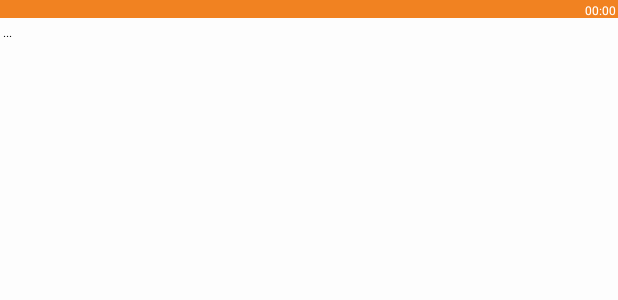
After one commit to no-go/AnotherRSS, an Android app: the layout main_widget.xml on its own in the app's theme, with its tools: preview values and no code run, on a phone screen of 412 x 824 dp. The commit adds this screen. Shown: the top 300 px of the screen. Run offline under Robolectric (Android 15) with nearby library versions, the phone set to English and light mode, and no system bars.

Commit message:
independent working widget on the first feed in prefernces. More aggressive logic to get images from comic feeds.

```diff
--- a/app/build.gradle
+++ b/app/build.gradle
@@ -7,8 +7,8 @@ android {
         applicationId "de.digisocken.anotherrss"
         minSdkVersion 16
         targetSdkVersion 22
-        versionCode 195
-        versionName "1.95"
+        versionCode 196
+        versionName "1.96"
     }
     buildTypes {
         release {
@@ -21,4 +21,5 @@ android {
 dependencies {
     compile fileTree(dir: 'libs', include: ['*.jar'])
     compile 'com.android.support:appcompat-v7:25.3.1'
+    compile 'com.android.volley:volley:1.0.0'
 }
--- a/app/src/main/java/de/digisocken/anotherrss/MainActivity.java
+++ b/app/src/main/java/de/digisocken/anotherrss/MainActivity.java
@@ -151,7 +151,7 @@ public class MainActivity extends AppCompatActivity {
                 break;
             case R.id.action_biggerImageSize:
                 size = mPreferences.getInt("image_width", AnotherRSS.Config.DEFAULT_MAX_IMG_WIDTH);
-                size = size + 10;
+                size = size + 20;
                 mPreferences.edit().putInt("image_width", size).apply();
                 break;
             case R.id.action_smallerImageSize:
--- /dev/null
+++ b/app/src/main/res/layout/main_widget.xml
@@ -0,0 +1,61 @@
+<?xml version="1.0" encoding="utf-8"?>
+<RelativeLayout xmlns:android="http://schemas.android.com/apk/res/android"
+    xmlns:tools="http://schemas.android.com/tools" android:layout_width="match_parent"
+    android:layout_height="match_parent"
+    tools:context=".MyWidgetProvider"
+    android:background="#BBFFFFFF">
+
+    <ImageButton
+        android:layout_width="match_parent"
+        android:layout_height="wrap_content"
+        android:layout_alignParentTop="true"
+        android:layout_alignParentStart="true"
+        android:layout_alignParentLeft="true"
+        android:layout_alignParentRight="true"
+        android:layout_alignParentEnd="true"
+        android:minHeight="12dp"
+        android:background="@color/colorPrimary" />
+
+    <TextView
+        android:id="@+id/wTextApp"
+        android:layout_width="wrap_content"
+        android:layout_height="wrap_content"
+        android:layout_alignParentTop="true"
+        android:layout_alignParentStart="true"
+        android:layout_alignParentLeft="true"
+        android:padding="1dp"
+        android:textColor="@android:color/black"
+        android:textSize="8dp" />
+
+    <TextView
+        android:id="@+id/wTime"
+        android:layout_width="wrap_content"
+        android:layout_height="wrap_content"
+        android:layout_alignParentTop="true"
+        android:layout_alignParentRight="true"
+        android:layout_alignParentEnd="true"
+        android:padding="1dp"
+        android:textColor="@android:color/white"
+        android:text="00:00"
+        android:textSize="8dp"
+         />
+
+        <LinearLayout
+            android:id="@+id/wFeedtitlesLayout"
+            android:layout_below="@+id/wTime"
+            android:layout_width="match_parent"
+            android:orientation="vertical"
+            android:padding="2dp"
+            android:layout_height="match_parent">
+
+            <TextView
+                android:id="@+id/wFeedtitles"
+                android:layout_width="wrap_content"
+                android:layout_height="wrap_content"
+                android:padding="0dp"
+                android:textColor="@android:color/black"
+                android:text="..."
+                android:textSize="8dp" />
+        </LinearLayout>
+
+</RelativeLayout>
--- a/app/src/main/res/values/strings.xml
+++ b/app/src/main/res/values/strings.xml
@@ -34,7 +34,7 @@
     <string name="rssUrlWrong">Your feed has a wrong URL</string>
     <string name="noConnection">no connection to site or internet</string>
     <string name="newFeeds">New feeds</string>
-    <string name="responseStrange">URL Respose is strange:</string>
+    <string name="responseStrange">URL Respose is strange</string>
     <string name="waitOnNextSync">there are (still) no feeds …</string>
 
     <string name="serviceHasNews">de.digisocken.anotherrss.ALARM_HAS_NEWS</string>
--- a/app/src/main/res/xml/preferences.xml
+++ b/app/src/main/res/xml/preferences.xml
@@ -52,7 +52,7 @@
             android:maxLength="2" />
 
         <EditTextPreference
-            android:defaultValue="DEG,DfB,Kader,DEL,enalty,pielfeld,DFB,ockey,Rennfahr,Boxwelt,edallie,NBA,EM,WM,Borussia,Fortuna,Basket,Tennis,Boxer,rainer,VfC,Fußball,Wasserball,Handball,sport,Sport,FC ,Spieltag,Bundesliga,ennbahn,eltmeister,UEFA,League"
+            android:defaultValue="Trump,Putin,Merkel,pielfeld,DfB,ockey,Rennfahr,edallie,Borussia,Fortuna,Basket,Tennis,Boxer,rainer,VfC,Fußball,sport,Sport,FC ,Spieltag,Bundesliga,ennbahn"
             android:key="blacklist"
             android:summary="@string/blacklist_desc"
             android:title="@string/blacklist" />
```
Also changed, not shown: app/src/main/AndroidManifest.xml (+9 -0 lines), app/src/main/java/de/digisocken/anotherrss/AnotherRSS.java (+10 -7 lines), app/src/main/java/de/digisocken/anotherrss/FeedContract.java (+54 -10 lines), app/src/main/java/de/digisocken/anotherrss/MyWidgetProvider.java (added, +59 -0 lines), app/src/main/java/de/digisocken/anotherrss/WidgetUpdateService.java (added, +134 -0 lines), app/src/main/res/xml/mywidget.xml (added, +8 -0 lines), 3 other files.
